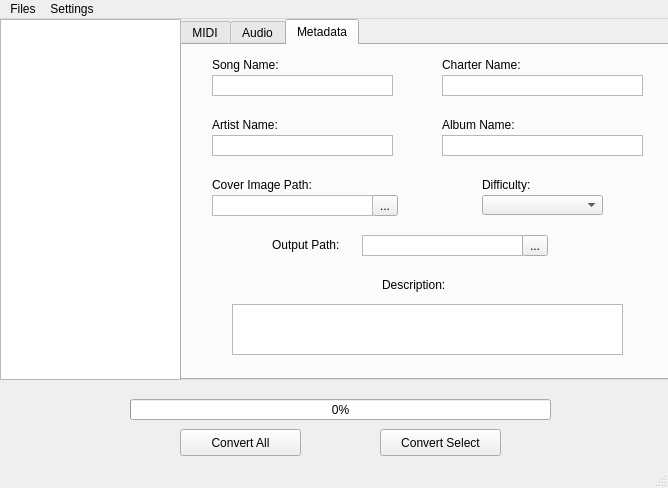
Before: the Qt Designer form PDUtilities/interface/pd_gui_layout.ui in emretanirgan/ParadiddleUtilities, drawn with Qt 5.
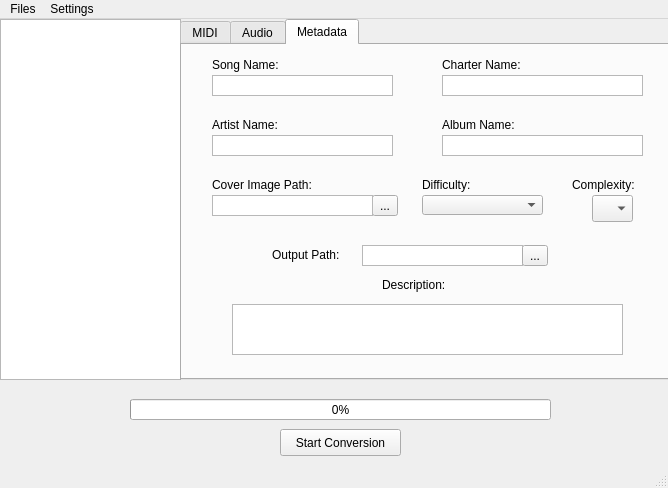
After: the same form once the commit is applied. The open tabs and pages were chosen to show the change.

```diff
--- a/PDUtilities/interface/pd_gui_layout.ui
+++ b/PDUtilities/interface/pd_gui_layout.ui
@@ -30,27 +30,14 @@
    <widget class="QPushButton" name="convertAll">
     <property name="geometry">
      <rect>
-      <x>180</x>
+      <x>280</x>
       <y>410</y>
       <width>121</width>
       <height>27</height>
      </rect>
     </property>
     <property name="text">
-     <string>Convert All</string>
-    </property>
-   </widget>
-   <widget class="QPushButton" name="convertSelected">
-    <property name="geometry">
-     <rect>
-      <x>380</x>
-      <y>410</y>
-      <width>121</width>
-      <height>27</height>
-     </rect>
-    </property>
-    <property name="text">
-     <string>Convert Select</string>
+     <string>Start Conversion</string>
     </property>
    </widget>
    <widget class="QListWidget" name="conversionList">
@@ -682,7 +669,7 @@
      <widget class="QLabel" name="difficultyLabel">
       <property name="geometry">
        <rect>
-        <x>300</x>
+        <x>240</x>
         <y>130</y>
         <width>66</width>
         <height>19</height>
@@ -812,7 +799,7 @@
      <widget class="QComboBox" name="difficultyComboBox">
       <property name="geometry">
        <rect>
-        <x>300</x>
+        <x>240</x>
         <y>150</y>
         <width>121</width>
         <height>20</height>
@@ -875,7 +862,7 @@
       <property name="geometry">
        <rect>
         <x>90</x>
-        <y>190</y>
+        <y>200</y>
         <width>101</width>
         <height>19</height>
        </rect>
@@ -888,7 +875,7 @@
       <property name="geometry">
        <rect>
         <x>180</x>
-        <y>190</y>
+        <y>200</y>
         <width>161</width>
         <height>21</height>
        </rect>
@@ -904,7 +891,7 @@
       <property name="geometry">
        <rect>
         <x>340</x>
-        <y>190</y>
+        <y>200</y>
         <width>26</width>
         <height>21</height>
        </rect>
@@ -913,6 +900,29 @@
        <string>...</string>
       </property>
      </widget>
+     <widget class="QLabel" name="complexityLabel">
+      <property name="geometry">
+       <rect>
+        <x>390</x>
+        <y>130</y>
+        <width>91</width>
+        <height>19</height>
+       </rect>
+      </property>
+      <property name="text">
+       <string>Complexity:</string>
+      </property>
+     </widget>
+     <widget class="QComboBox" name="complexityComboBox">
+      <property name="geometry">
+       <rect>
+        <x>410</x>
+        <y>150</y>
+        <width>41</width>
+        <height>27</height>
+       </rect>
+      </property>
+     </widget>
     </widget>
    </widget>
   </widget>
```
Left out of the diff: 6 changed lines with no effect on the pictures.
